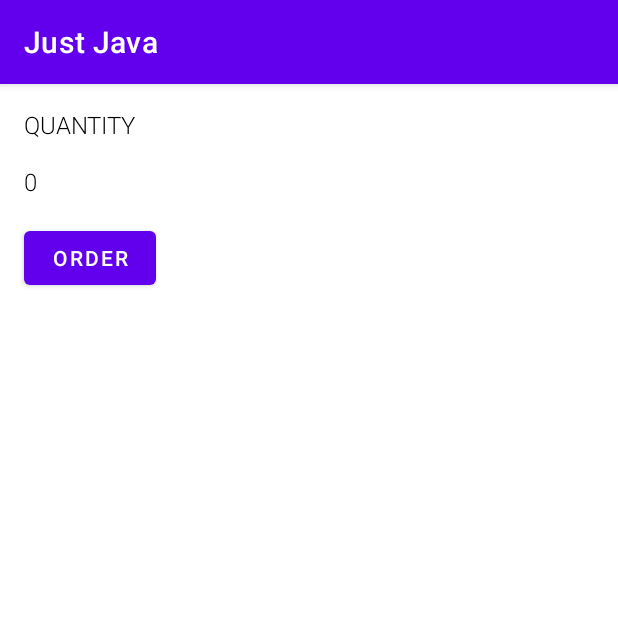
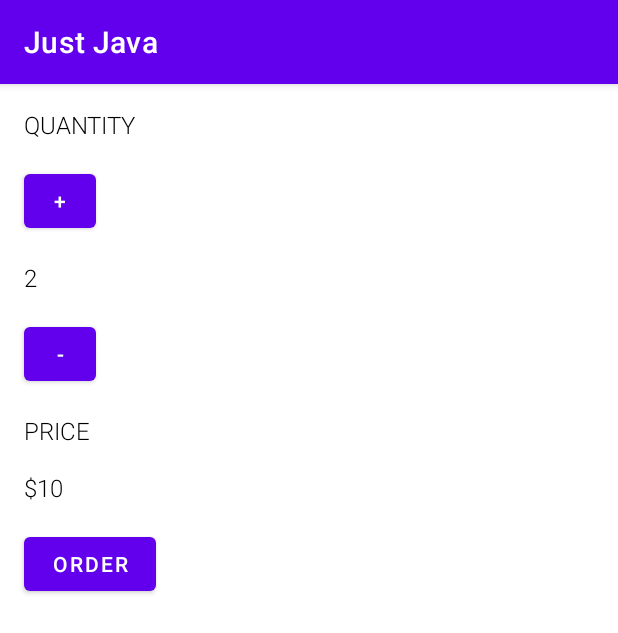
Before and after one commit to Liangda-w/Just_Java, an Android app: the screen it shows after launch (MainActivity), on a phone screen of 412 x 824 dp. Shown: the top 633 px of the screen. Run offline under Robolectric (Android 15) with nearby library versions, the phone set to English and light mode, and no system bars.

Commit message:
Finish Lesson 1

```diff
--- a/app/src/main/java/com/example/justjava/MainActivity.java
+++ b/app/src/main/java/com/example/justjava/MainActivity.java
@@ -9,16 +9,20 @@
 package com.example.justjava;
 
 
-
 import android.os.Bundle;
-import androidx.appcompat.app.AppCompatActivity;
 import android.view.View;
 import android.widget.TextView;
+
+import androidx.appcompat.app.AppCompatActivity;
+
+import java.text.NumberFormat;
 
 /**
  * This app displays an order form to order coffee.
  */
 public class MainActivity extends AppCompatActivity {
+
+    int quantity = 2;
 
     @Override
     protected void onCreate(Bundle savedInstanceState) {
@@ -30,7 +34,8 @@ public class MainActivity extends AppCompatActivity {
      * This method is called when the order button is clicked.
      */
     public void submitOrder(View view) {
-        display(1);
+        display(quantity);
+        displayPrice(quantity * 5);
     }
 
     /**
@@ -40,4 +45,23 @@ public class MainActivity extends AppCompatActivity {
         TextView quantityTextView = (TextView) findViewById(R.id.quantity_text_view);
         quantityTextView.setText("" + number);
     }
+
+    /**
+     * This method displays the given price on the screen.
+     */
+    private void displayPrice(int number) {
+        TextView priceTextView = (TextView) findViewById(R.id.price_text_view);
+        priceTextView.setText(NumberFormat.getCurrencyInstance().format(number));
+    }
+
+    public void increment(View view) {
+        TextView quantityTextView = (TextView) findViewById(R.id.quantity_text_view);
+        quantity = quantity + 1;
+        display(Integer.parseInt((quantityTextView.getText()).toString()) + 1);
+    }
+
+    public void decrement(View view) {
+        quantity = quantity - 1;
+        display(quantity);
+    }
 }
--- a/app/src/main/res/layout/activity_main.xml
+++ b/app/src/main/res/layout/activity_main.xml
@@ -16,6 +16,17 @@
         android:textSize="16sp"
         android:textAllCaps="true"/>
 
+    <Button
+        android:layout_width="48dp"
+        android:layout_height="48dp"
+        android:layout_marginLeft="16dp"
+        android:layout_marginRight="16dp"
+        android:layout_marginBottom="16dp"
+        android:text="+"
+        android:shadowColor="@color/black"
+        android:onClick="increment"
+        />
+
     <TextView
         android:id="@+id/quantity_text_view"
         android:layout_width="wrap_content"
@@ -24,7 +35,42 @@
         android:layout_marginLeft="16dp"
         android:layout_marginRight="16dp"
         android:layout_marginBottom="16dp"
-        android:text="0"
+        android:text="2"
+        android:textColor="@android:color/black"
+        android:textSize="16sp" />
+
+    <Button
+        android:layout_width="48dp"
+        android:layout_height="48dp"
+        android:layout_marginLeft="16dp"
+        android:layout_marginRight="16dp"
+        android:layout_marginBottom="16dp"
+        android:text="-"
+        android:shadowColor="@color/black"
+        android:onClick="decrement"
+        />
+
+    <TextView
+        android:layout_width="wrap_content"
+        android:layout_height="wrap_content"
+        android:fontFamily="sans-serif-light"
+        android:layout_marginLeft="16dp"
+        android:layout_marginRight="16dp"
+        android:layout_marginBottom="16dp"
+        android:text="Price"
+        android:textColor="@android:color/black"
+        android:textSize="16sp"
+        android:textAllCaps="true"/>
+
+    <TextView
+        android:id="@+id/price_text_view"
+        android:layout_width="wrap_content"
+        android:layout_height="wrap_content"
+        android:fontFamily="sans-serif-light"
+        android:layout_marginLeft="16dp"
+        android:layout_marginRight="16dp"
+        android:layout_marginBottom="16dp"
+        android:text="$10"
         android:textColor="@android:color/black"
         android:textSize="16sp" />
 
```
